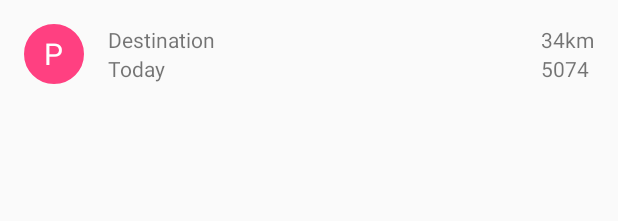
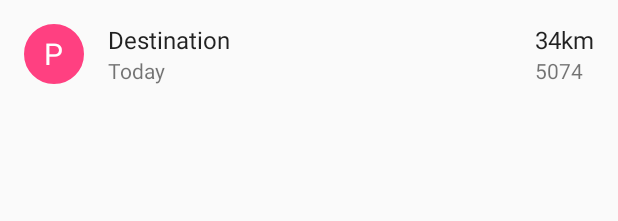
Before and after one commit to thejohanmagnusson/Adomile, an Android app: the layout trip_list_item.xml on its own in the app's theme, with its tools: preview values and no code run, on a phone screen of 412 x 824 dp. Shown: the top 221 px of the screen. Run offline under Robolectric (Android 15) with nearby library versions, the phone set to English and light mode, and no system bars.

Commit message:
Change: Make relevant text pop more.

```diff
--- a/app/src/main/res/layout/trip_list_item.xml
+++ b/app/src/main/res/layout/trip_list_item.xml
@@ -44,6 +44,7 @@
             android:id="@+id/trip_destination"
             android:layout_width="wrap_content"
             android:layout_height="wrap_content"
+            android:textAppearance="?android:attr/textAppearanceListItem"
             tools:text="Destination"/>
 
         <TextView
@@ -67,6 +68,7 @@
             android:id="@+id/trip_km"
             android:layout_width="wrap_content"
             android:layout_height="wrap_content"
+            android:textAppearance="?android:attr/textAppearanceListItem"
             tools:text="34km"/>
 
         <TextView
```
